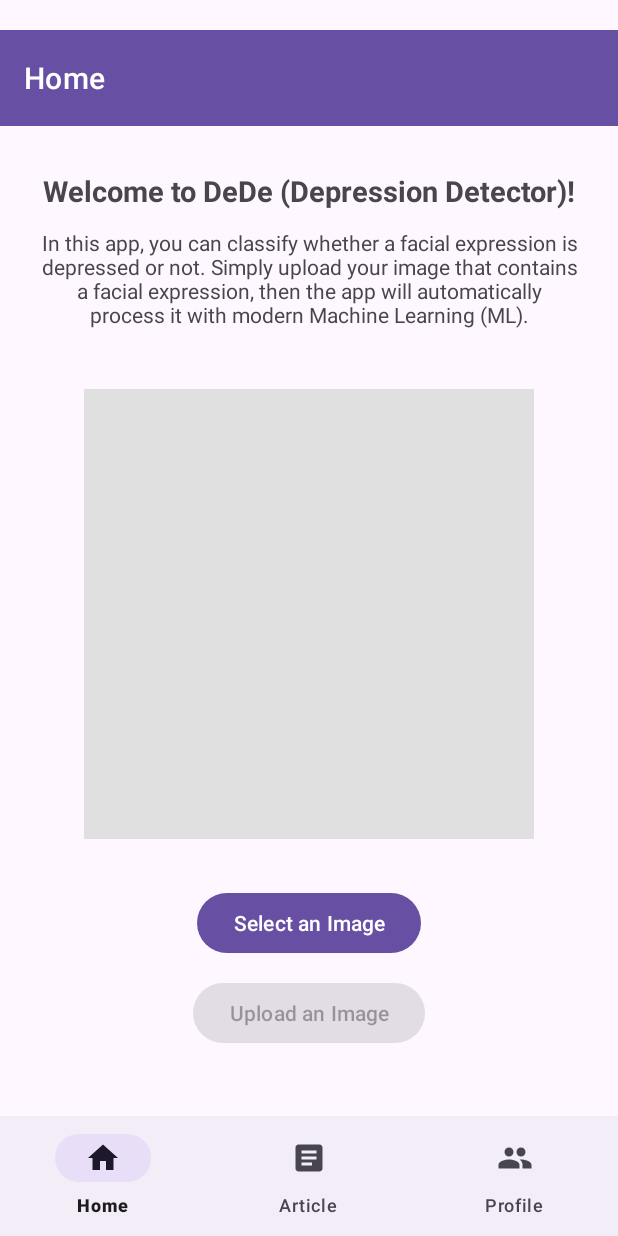
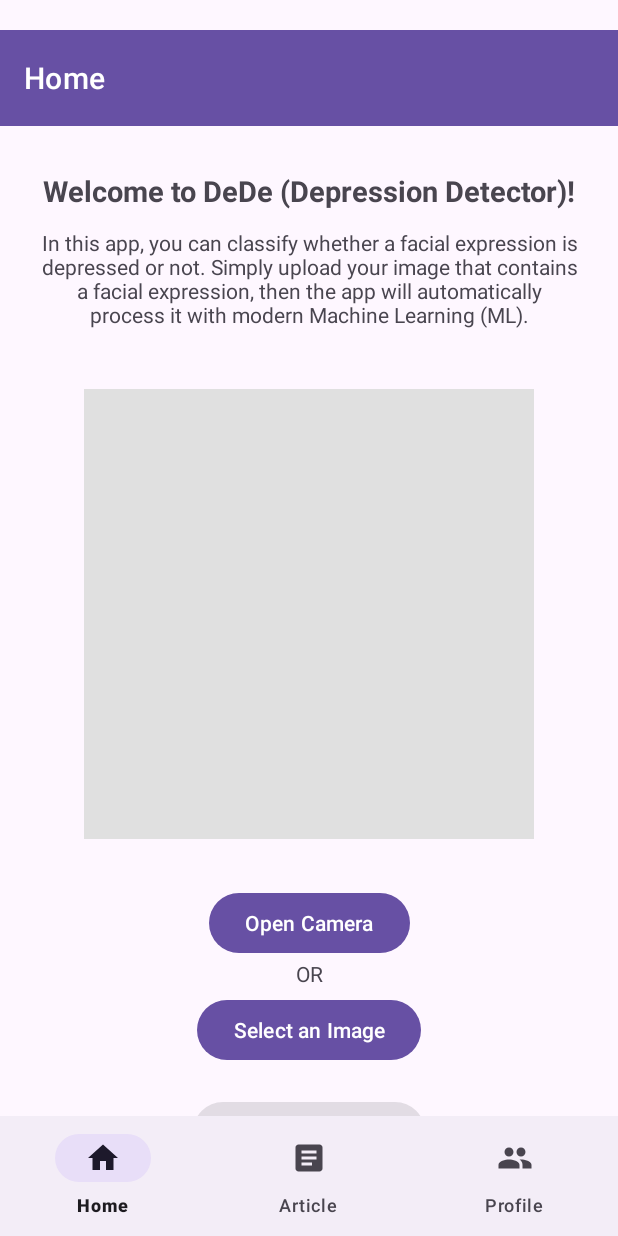
Before and after one commit to henrysalim/map-midterm-exam, an Android app: the screen it shows after launch (MainActivity), after a tap on "Select an Image", on a phone screen of 412 x 824 dp. Run offline under Robolectric (Android 15) with nearby library versions, the light colour scheme and no system bars; our stand-ins replace navigation-ui; pictures from the network do not load.

Commit message:
user can open camera

```diff
--- a/app/src/main/java/com/example/midtermexam/ui/HomeFragment.kt
+++ b/app/src/main/java/com/example/midtermexam/ui/HomeFragment.kt
@@ -1,8 +1,6 @@
 package com.example.midtermexam.ui
 
 import android.Manifest
-import android.content.ContentResolver
-import android.content.Intent
 import android.net.Uri
 import android.os.Build
 import android.os.Bundle
@@ -14,6 +12,7 @@ import android.widget.Button
 import android.widget.ImageView
 import android.widget.Toast
 import androidx.activity.result.contract.ActivityResultContracts
+import androidx.core.content.FileProvider
 import androidx.lifecycle.lifecycleScope
 import coil.load
 import com.example.midtermexam.R
@@ -21,7 +20,6 @@ import kotlinx.coroutines.launch
 import okhttp3.MediaType.Companion.toMediaTypeOrNull
 import okhttp3.MultipartBody
 import okhttp3.RequestBody.Companion.asRequestBody
-import okhttp3.internal.checkOffsetAndCount
 import java.io.File
 import java.io.FileOutputStream
 import java.lang.Exception
@@ -32,6 +30,8 @@ class HomeFragment : Fragment() {
     private lateinit var ivPreview: ImageView
     private lateinit var btnSelectImage: Button
     private lateinit var btnUploadImage: Button
+    private lateinit var btnOpenCamera: Button
+    private var cameraImageUri: Uri? = null
 
     private var selectedImageUri: Uri? = null
 
@@ -41,6 +41,11 @@ class HomeFragment : Fragment() {
         ivPreview = view.findViewById(R.id.iv_preview)
         btnSelectImage = view.findViewById(R.id.selectImagebtn)
         btnUploadImage = view.findViewById(R.id.uploadImageBtn)
+        btnOpenCamera = view.findViewById(R.id.openCameraBtn)
+
+        btnOpenCamera.setOnClickListener {
+            requestCameraPermissionLauncher.launch(Manifest.permission.CAMERA)
+        }
 
         btnSelectImage.setOnClickListener {
             checkPermissionAndPickImage()
@@ -58,7 +63,7 @@ class HomeFragment : Fragment() {
             Manifest.permission.READ_EXTERNAL_STORAGE
         }
 
-        requestPermissionLauncher.launch(permission)
+        requestStoragePermissionLauncher.launch(permission)
     }
 
     private fun uploadImage() {
@@ -67,8 +72,9 @@ class HomeFragment : Fragment() {
                 try {
                     val part = uriToMultipartBodyPart(uri)
 
-                    if(part == null) {
-                        Toast.makeText(requireContext(), "Failed to prepare image for upload", Toast.LENGTH_SHORT).show()
+                    if (part == null) {
+                        Toast.makeText(requireContext(), "Failed to prepare image for upload", Toast.LENGTH_SHORT)
+                            .show()
 
                         return@launch
                     }
@@ -81,10 +87,10 @@ class HomeFragment : Fragment() {
 
                 }
             }
-        }?: Toast.makeText(requireContext(), "Please select an image", Toast.LENGTH_SHORT).show()
+        } ?: Toast.makeText(requireContext(), "Please select an image", Toast.LENGTH_SHORT).show()
     }
 
-//    helper function to convert a Uri to MultipartBody.part
+    //    helper function to convert a Uri to MultipartBody.part
     private fun uriToMultipartBodyPart(uri: Uri): MultipartBody.Part? {
         return try {
             val contentResolver = requireContext().contentResolver
@@ -109,17 +115,40 @@ class HomeFragment : Fragment() {
         }
     }
 
-//    handle permission request
-    private val requestPermissionLauncher =
+    //    handle permission request
+    private val requestStoragePermissionLauncher =
         registerForActivityResult(ActivityResultContracts.RequestPermission()) { isGranted: Boolean ->
             if (isGranted) {
-                imagePickerLauncher.launch("image/*")
+                launchGalleryPicker()
             } else {
                 Toast.makeText(requireContext(), "Permission denied to read storage", Toast.LENGTH_SHORT).show()
             }
         }
 
-//    handle activity results for picking an image
+    private val requestCameraPermissionLauncher =
+        registerForActivityResult(ActivityResultContracts.RequestPermission()){ isGranted: Boolean ->
+            if (isGranted) {
+                launchCamera()
+            } else {
+                Toast.makeText(requireContext(), "Permission denied to read camera", Toast.LENGTH_SHORT).show()
+            }
+        }
+
+    private val pickImageFromGalleryLauncher =
+        registerForActivityResult(ActivityResultContracts.GetContent()){ uri: Uri? ->
+            uri?.let {
+                ivPreview.load(it)
+            }
+        }
+
+    private val takePictureLauncher =
+        registerForActivityResult(ActivityResultContracts.TakePicture()) {success: Boolean ->
+            if (success) {
+                cameraImageUri?.let { ivPreview.load(it) }
+            }
+        }
+
+    //    handle activity results for picking an image
     private val imagePickerLauncher =
         registerForActivityResult(ActivityResultContracts.GetContent()) { uri: Uri? ->
             uri?.let {
@@ -129,6 +158,25 @@ class HomeFragment : Fragment() {
             }
         }
 
+    private fun launchCamera() {
+        cameraImageUri = createImageUri()
+        takePictureLauncher.launch(cameraImageUri)
+    }
+
+    private fun launchGalleryPicker() {
+        pickImageFromGalleryLauncher.launch("image/*")
+    }
+
+    private fun createImageUri(): Uri? {
+        val imageFile = File(requireContext().cacheDir, "camera_photo_${System.currentTimeMillis()}.jpg")
+
+        return FileProvider.getUriForFile(
+            requireContext(),
+            "${requireContext().packageName}.provider",
+            imageFile
+        )
+    }
+
     override fun onCreateView(
         inflater: LayoutInflater, container: ViewGroup?,
         savedInstanceState: Bundle?
--- a/app/src/main/res/layout/fragment_home.xml
+++ b/app/src/main/res/layout/fragment_home.xml
@@ -41,11 +41,28 @@
             android:contentDescription="@string/image_preview_desc"/>
 
     <Button
-            android:id="@+id/selectImagebtn"
+            android:id="@+id/openCameraBtn"
             app:layout_constraintTop_toBottomOf="@+id/iv_preview"
             android:layout_width="wrap_content"
             android:layout_height="wrap_content"
             android:layout_marginTop="32dp"
+            android:layout_marginBottom="4dp"
+            app:layout_constraintLeft_toLeftOf="parent"
+            app:layout_constraintRight_toRightOf="parent"
+            android:text="@string/openCameraBtn"/>
+    <TextView
+            android:id="@+id/orText"
+            android:layout_width="match_parent"
+            android:layout_height="wrap_content"
+            android:textAlignment="center"
+            app:layout_constraintTop_toBottomOf="@+id/openCameraBtn"
+            android:text="OR"/>
+    <Button
+            android:id="@+id/selectImagebtn"
+            app:layout_constraintTop_toBottomOf="@+id/orText"
+            android:layout_width="wrap_content"
+            android:layout_height="wrap_content"
+            android:layout_marginTop="4dp"
             app:layout_constraintLeft_toLeftOf="parent"
             app:layout_constraintRight_toRightOf="parent"
             android:text="@string/selectImageButton"/>
@@ -55,7 +72,7 @@
             app:layout_constraintTop_toBottomOf="@+id/selectImagebtn"
             android:layout_width="wrap_content"
             android:layout_height="wrap_content"
-            android:layout_marginTop="12dp"
+            android:layout_marginTop="20dp"
             app:layout_constraintLeft_toLeftOf="parent"
             app:layout_constraintRight_toRightOf="parent"
             android:enabled="false"
--- a/app/src/main/res/values/strings.xml
+++ b/app/src/main/res/values/strings.xml
@@ -8,6 +8,7 @@
     <string name="uploadImageButtom">Upload an Image</string>
     <string name="selectImageButton">Select an Image</string>
     <string name="image_preview_desc">Image Preview</string>
+    <string name="openCameraBtn">Open Camera</string>
     <string name="menuHomeTitle">Home</string>
     <string name="menuProfileTitle">Profile</string>
     <string name="menuArticleTitle">Article</string>
--- /dev/null
+++ b/app/src/main/res/xml/file_paths.xml
@@ -0,0 +1,4 @@
+<?xml version="1.0" encoding="utf-8"?>
+<paths>
+    <cache-path name="images" path="." />
+</paths>
```
Also changed, not shown: app/src/main/AndroidManifest.xml (+14 -4 lines), 3 other files.
